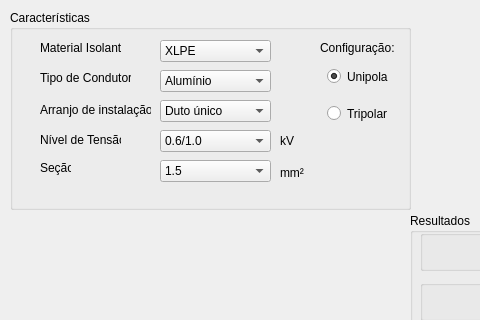
Above: Condutores TESTE23.ui from araujo-nca/App-Equipamentos before the change; both pictures show x 0 to 480 and y 0 to 320 of the 780 by 450 pixel window. Below: the same form after it.
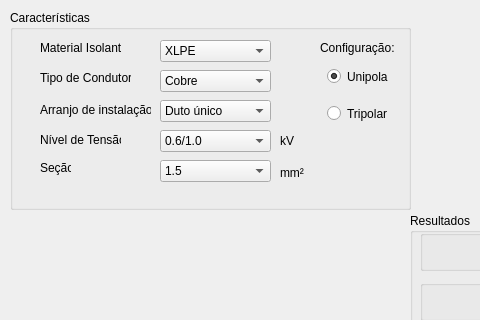
That is the form after the change. Icons and pictures are not drawn.

Commit message: Todas as variáveis linkadas

```diff
--- a/Condutores TESTE23.ui
+++ b/Condutores TESTE23.ui
@@ -769,11 +769,6 @@
        <height>22</height>
       </rect>
      </property>
-     <item>
-      <property name="text">
-       <string>Alumínio</string>
-      </property>
-     </item>
      <item>
       <property name="text">
        <string>Cobre</string>
```
Left out of the diff: 48 changed lines with no effect on the pictures. The commit also changes 2 other files.
